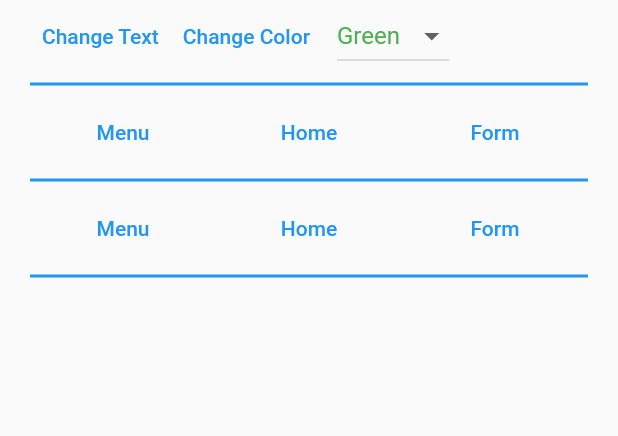
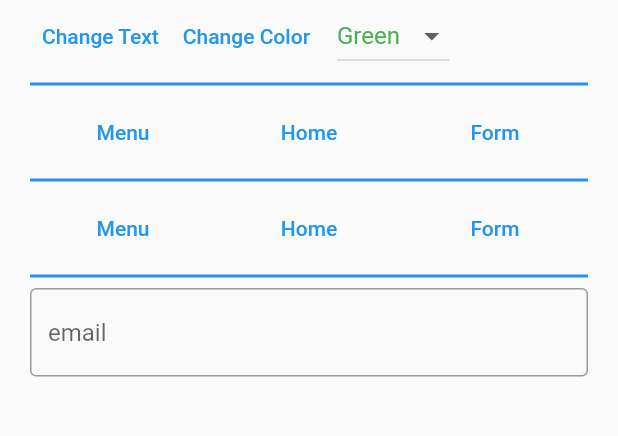
Before and after one commit to ishworpanta10/bloc_ui_state_management, a Flutter app: the HomePage screen opened directly, on a phone screen of 412 x 824 dp, the part 132-568 px from its top. Run offline on Flutter 3.47's test engine with Material 2 defaults, Android fonts, the phone set to English and light mode, and no system bars; our stand-ins replace flutter_bloc; statements that could not run were skipped.

Commit message:
added bloc for changing form filled color after user type something

```diff
--- a/lib/bloc/ui_state_management/get_form_string_data_bloc.dart
+++ b/lib/bloc/ui_state_management/get_form_string_data_bloc.dart
@@ -1,7 +1,7 @@
 import 'package:flutter_bloc/flutter_bloc.dart';
 
-class GetStringFormDataBloc extends Bloc<String, bool> {
-  GetStringFormDataBloc() : super(false);
+class ChangeFormDecorationAfterUserInputBloc extends Bloc<String, bool> {
+  ChangeFormDecorationAfterUserInputBloc() : super(false);
 
   @override
   Stream<bool> mapEventToState(String? event) async* {
@@ -9,10 +9,10 @@ class GetStringFormDataBloc extends Bloc<String, bool> {
       if (event.isEmpty) {
         yield false;
       } else {
-        yield false;
+        yield true;
       }
     } else {
-      yield true;
+      yield false;
     }
   }
 }
--- a/lib/screens/homepage.dart
+++ b/lib/screens/homepage.dart
@@ -1,5 +1,6 @@
 import 'package:bloc_state_management/bloc/ui_state_management/color_change_bloc.dart';
 import 'package:bloc_state_management/bloc/ui_state_management/dropdown_change_bloc.dart';
+import 'package:bloc_state_management/bloc/ui_state_management/get_form_string_data_bloc.dart';
 import 'package:bloc_state_management/bloc/ui_state_management/select_button_and_get_text_data_bloc.dart';
 import 'package:bloc_state_management/bloc/ui_state_management/select_button_bloc.dart';
 import 'package:bloc_state_management/models/button_model.dart';
@@ -184,12 +185,21 @@ class HomePage extends StatelessWidget {
               },
             ),
             divider,
-            // TextFormField(
-            //   decoration: const InputDecoration(hintText: 'email'),
-            //   onChanged: (value) {
-            //     print(value);
-            //   },
-            // )
+            BlocBuilder<ChangeFormDecorationAfterUserInputBloc, bool>(
+              builder: (context, changeFormColorState) {
+                return TextFormField(
+                  decoration: InputDecoration(
+                    hintText: 'email',
+                    filled: changeFormColorState,
+                    fillColor: Colors.green.withOpacity(0.6),
+                    border: const OutlineInputBorder(),
+                  ),
+                  onChanged: (value) {
+                    BlocProvider.of<ChangeFormDecorationAfterUserInputBloc>(context).add(value);
+                  },
+                );
+              },
+            ),
           ],
         ),
       ),
--- a/lib/splash.dart
+++ b/lib/splash.dart
@@ -4,6 +4,7 @@ import 'package:bloc_state_management/bloc/ui_state_management/dropdown_change_b
 import 'package:flutter/material.dart';
 import 'package:flutter_bloc/flutter_bloc.dart';
 
+import 'bloc/ui_state_management/get_form_string_data_bloc.dart';
 import 'bloc/ui_state_management/select_button_and_get_text_data_bloc.dart';
 import 'bloc/ui_state_management/select_button_bloc.dart';
 import 'screens/screens.dart';
@@ -30,6 +31,9 @@ class SplashScreen extends StatelessWidget {
         BlocProvider(
           create: (_) => SelectButtonAndTakeTextDataBloc(),
         ),
+        BlocProvider(
+          create: (_) => ChangeFormDecorationAfterUserInputBloc(),
+        ),
       ],
       child: MaterialApp(
         title: 'Bloc State Management Demo',
```
Also changed, not shown: lib/bloc/ui_state_management/model_bloc.dart (deleted, +0 -17 lines).
